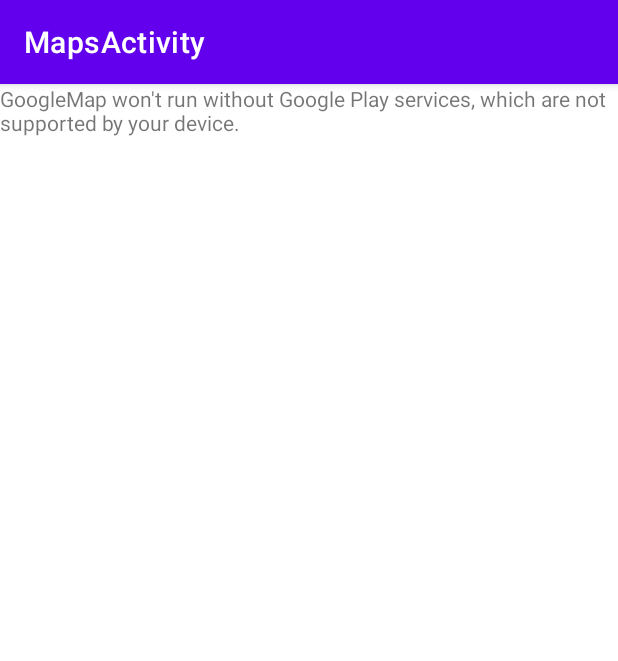
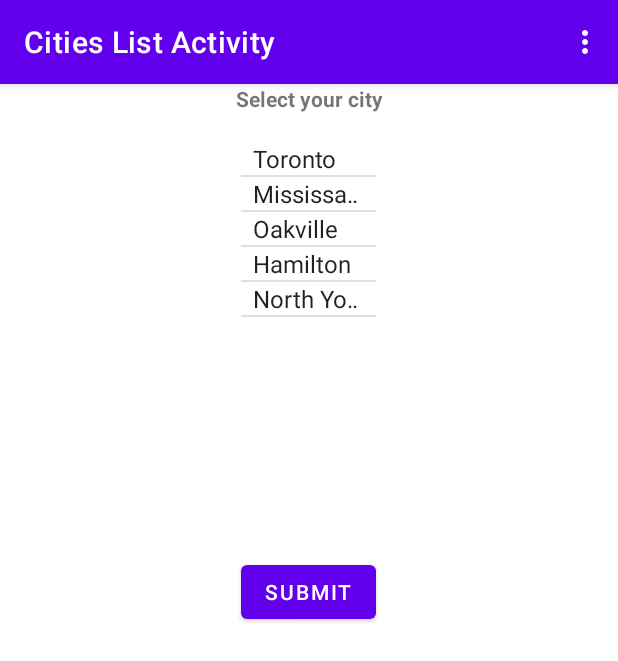
Before and after one commit to velskii/googlemap, an Android app: the screen it shows after launch (MapsActivity before the commit, MainActivity after it), on a phone screen of 412 x 824 dp. Shown: the top 661 px of the screen. Run offline under Robolectric (Android 15) with nearby library versions, the phone set to English and light mode, and no system bars.

Commit message:
list activity

```diff
--- a/app/src/debug/res/values/google_maps_api.xml
+++ b/app/src/debug/res/values/google_maps_api.xml
@@ -20,5 +20,5 @@
     Once you have your key (it starts with "AIza"), replace the "google_maps_key"
     string in this file.
     -->
-    <string name="google_maps_key" templateMergeStrategy="preserve" translatable="false">AIzaSyCl5-reim098AL5LLQk-dK6Ltpg8PbAtHM</string>
+    <string name="google_maps_key" templateMergeStrategy="preserve" translatable="false">AIzaSyAwtALVhUpCnn0zaLrEhiFAWdWKxjttcc8</string>
 </resources>
--- /dev/null
+++ b/app/src/main/java/com/example/googlemap/MainActivity.kt
@@ -0,0 +1,90 @@
+package com.example.googlemap
+
+import android.content.Context
+import android.content.Intent
+import android.content.SharedPreferences
+import androidx.appcompat.app.AppCompatActivity
+import android.os.Bundle
+import android.view.Menu
+import android.view.MenuItem
+import android.view.View
+import android.widget.*
+
+class MainActivity : AppCompatActivity() {
+    lateinit var sharedPreferences: SharedPreferences
+    override fun onCreate(savedInstanceState: Bundle?) {
+        super.onCreate(savedInstanceState)
+        setContentView(R.layout.activity_main)
+
+        sharedPreferences = this.getSharedPreferences("com.example.googlemap", Context.MODE_PRIVATE)
+
+
+        val listView: ListView = findViewById(R.id.list_view)
+
+        ArrayAdapter.createFromResource(
+            this,
+            R.array.cities,
+            android.R.layout.simple_spinner_item
+        ).also { adapter ->
+            // Specify the layout to use when the list of choices appears
+            adapter.setDropDownViewResource(android.R.layout.simple_spinner_dropdown_item)
+            listView.adapter = adapter
+        }
+        var citySelected = ""
+        listView.onItemClickListener = AdapterView.OnItemClickListener { parent, view, position, id ->
+            if (position == 0) {
+                citySelected = "Toronto"
+            }
+            if (position == 1) {
+                citySelected = "Mississauga"
+            }
+            if (position == 2) {
+                citySelected = "Oakville"
+            }
+            if (position == 3) {
+                citySelected = "Hamilton"
+            }
+            if (position == 4) {
+                citySelected = "North York"
+            }
+        }
+        sharedPreferences.edit().putString(
+            "city_selected", citySelected
+        ).apply()
+
+        val submit = findViewById<View>(R.id.submit_button) as Button
+        submit.setOnClickListener {
+            val i = Intent(this@MainActivity, MapsActivity::class.java)
+            startActivity(i)
+        }
+
+    }
+    override fun onCreateOptionsMenu(menu: Menu?): Boolean {
+        menuInflater.inflate(R.menu.menus, menu)
+        return super.onCreateOptionsMenu(menu)
+    }
+    override fun onOptionsItemSelected(item: MenuItem): Boolean {
+        var citySelected = ""
+        when (item.itemId){
+            R.id.city1 -> {
+                citySelected = "Toronto"
+            }
+            R.id.city2 -> {
+                citySelected = "Mississauga"
+            }
+            R.id.city3 -> {
+                citySelected = "Oakville"
+            }
+            R.id.city4 -> {
+                citySelected = "Hamilton"
+            }
+            R.id.city5 -> {
+                citySelected = "North York"
+            }
+        }
+        sharedPreferences.edit().putString(
+            "city_selected", citySelected
+        ).apply()
+        return super.onOptionsItemSelected(item)
+    }
+}
--- /dev/null
+++ b/app/src/main/res/layout/activity_main.xml
@@ -0,0 +1,42 @@
+<?xml version="1.0" encoding="utf-8"?>
+<TableLayout xmlns:android="http://schemas.android.com/apk/res/android"
+    xmlns:app="http://schemas.android.com/apk/res-auto"
+    xmlns:tools="http://schemas.android.com/tools"
+    android:layout_width="match_parent"
+    android:layout_height="match_parent"
+    tools:context=".MainActivity">
+
+    <TextView
+        android:text="Select your city"
+        android:textStyle="bold"
+        style="@style/title"
+        android:layout_width="match_parent"
+        android:gravity="center_horizontal"/>
+    <TextView/>
+    <TableRow
+        android:minHeight="200dp"
+        android:layout_gravity="center_horizontal"
+        android:gravity="center_horizontal"
+        android:layout_width="match_parent">
+        <ListView
+            android:id="@+id/list_view"
+            android:layout_width="match_parent"
+            android:layout_height="match_parent"
+            android:minWidth="300dp"/>
+    </TableRow>
+
+    <TableRow
+        android:minHeight="200dp"
+        android:layout_gravity="center_horizontal"
+        android:gravity="center_horizontal"
+        android:layout_width="match_parent">
+        <Button
+            android:id="@+id/submit_button"
+            android:layout_width="match_parent"
+            android:layout_height="wrap_content"
+            android:layout_gravity="center"
+            android:text="@string/submit" />
+    </TableRow>
+
+
+</TableLayout>
--- /dev/null
+++ b/app/src/main/res/menu/menus.xml
@@ -0,0 +1,9 @@
+<?xml version="1.0" encoding="UTF-8"?>
+
+<menu xmlns:android="http://schemas.android.com/apk/res/android">
+    <item android:title="@string/city1" android:orderInCategory="1" android:id="@+id/city1"/>
+    <item android:title="@string/city2" android:orderInCategory="2" android:id="@+id/city2"/>
+    <item android:title="@string/city3" android:orderInCategory="3" android:id="@+id/city3"/>
+    <item android:title="@string/city4" android:orderInCategory="4" android:id="@+id/city4"/>
+    <item android:title="@string/city5" android:orderInCategory="5" android:id="@+id/city5"/>
+</menu>
--- a/app/src/main/res/values/strings.xml
+++ b/app/src/main/res/values/strings.xml
@@ -1,5 +1,20 @@
 <resources>
     <string name="app_name">GoogleMap</string>
     <string name="title_activity_maps">MapsActivity</string>
+    <string name="title_activity_main">Cities List Activity</string>
     <string name="places_api_key">API KEY</string>
+    <string name="submit">Submit</string>
+
+    <string-array name="cities">
+        <item>Toronto</item>
+        <item>Mississauga</item>
+        <item>Oakville</item>
+        <item>Hamilton</item>
+        <item>North York</item>
+    </string-array>
+    <string name="city1">Toronto</string>
+    <string name="city2">Mississauga</string>
+    <string name="city3">Oakville</string>
+    <string name="city4">Hamilton</string>
+    <string name="city5">North York</string>
 </resources>
--- a/build.gradle
+++ b/build.gradle
@@ -5,8 +5,8 @@ buildscript {
         mavenCentral()
     }
     dependencies {
-        classpath "com.android.tools.build:gradle:7.0.0-alpha15"
-        classpath "org.jetbrains.kotlin:kotlin-gradle-plugin:1.5.21"
+        classpath 'com.android.tools.build:gradle:7.0.3'
+        classpath 'org.jetbrains.kotlin:kotlin-gradle-plugin:1.5.31'
 
         // NOTE: Do not place your application dependencies here; they belong
         // in the individual module build.gradle files
```
Also changed, not shown: app/src/debug/res/values/styles.xml (added, +7 -0 lines), app/src/main/AndroidManifest.xml (+9 -6 lines), app/src/main/java/com/example/googlemap/MapsActivity.kt (+27 -0 lines), gradle/wrapper/gradle-wrapper.properties, 1 other file.
